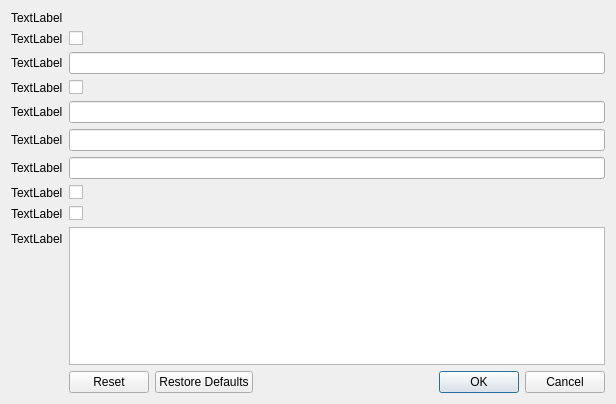
Above: rpfm_ui/ui_templates/new_schema_patch_dialog.ui from Frodo45127/rpfm before the change. Below: the same form after it.
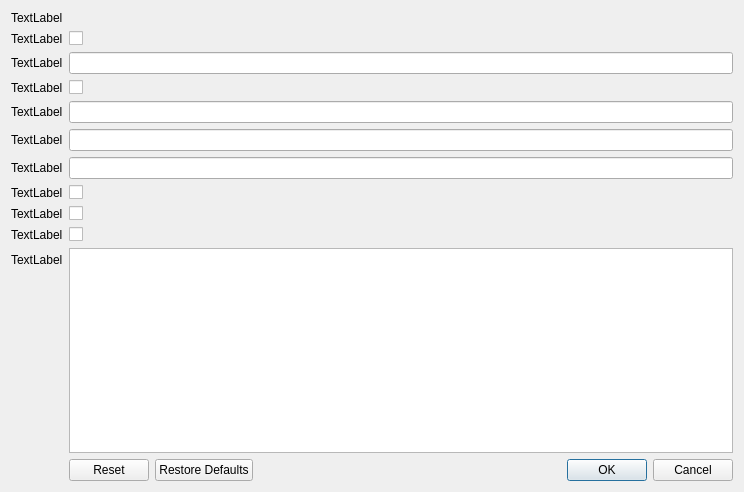
That is the form after the change.

Commit message: Implemented "Is Numeric" patching, to patch key fields into I32 fields.

```diff
--- a/rpfm_ui/ui_templates/new_schema_patch_dialog.ui
+++ b/rpfm_ui/ui_templates/new_schema_patch_dialog.ui
@@ -6,8 +6,8 @@
    <rect>
     <x>0</x>
     <y>0</y>
-    <width>616</width>
-    <height>404</height>
+    <width>744</width>
+    <height>492</height>
    </rect>
   </property>
   <property name="windowTitle">
@@ -45,17 +45,17 @@
      </property>
     </widget>
    </item>
-   <item row="10" column="0">
+   <item row="11" column="0">
     <widget class="QLabel" name="description_label">
      <property name="text">
       <string>TextLabel</string>
      </property>
     </widget>
    </item>
-   <item row="10" column="1">
+   <item row="11" column="1">
     <widget class="QTextEdit" name="description_text_edit"/>
    </item>
-   <item row="15" column="1">
+   <item row="16" column="1">
     <widget class="QDialogButtonBox" name="button_box">
      <property name="layoutDirection">
       <enum>Qt::LeftToRight</enum>
@@ -143,6 +143,20 @@
      </property>
     </widget>
    </item>
+   <item row="10" column="0">
+    <widget class="QLabel" name="is_numeric_label">
+     <property name="text">
+      <string>TextLabel</string>
+     </property>
+    </widget>
+   </item>
+   <item row="10" column="1">
+    <widget class="QCheckBox" name="is_numeric_checkbox">
+     <property name="text">
+      <string/>
+     </property>
+    </widget>
+   </item>
   </layout>
  </widget>
  <resources/>
```
The commit also changes 5 other files.
